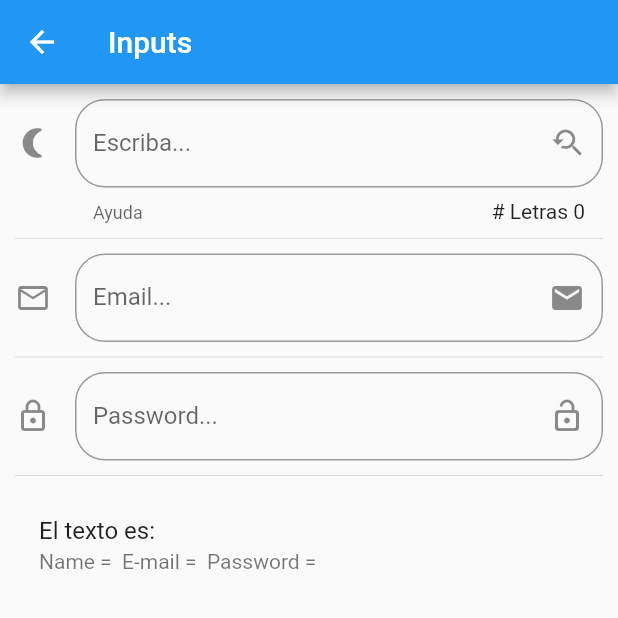
After one commit to DanielCeron-dc/flutter_first_await, a Flutter app: the InputPage screen opened by its route, on a phone screen of 412 x 824 dp, the top half of it. The commit adds this screen. Run offline on Flutter 3.47's test engine with Material 2 defaults, Android fonts, the phone set to English and light mode, and no system bars.

Commit message:
UpdateInputs

```diff
--- a/data/menu_opts.json
+++ b/data/menu_opts.json
@@ -20,6 +20,11 @@
             "ruta" : "animated_container",
             "icon" : "attractions",
             "texto": "Container Animado"
+        },
+        {
+            "ruta" : "input",
+            "icon" : "input",
+            "texto": "Inputs uwu"
         }
     ]
 }
--- a/lib/src/routes/routes.dart
+++ b/lib/src/routes/routes.dart
@@ -5,6 +5,7 @@ import 'package:flutter_first_await/src/screens/avatar_page.dart';
 import 'package:flutter_first_await/src/screens/card_page.dart';
 import 'package:flutter_first_await/src/screens/home_page.dart';
 import 'package:flutter_first_await/src/screens/animated_container_page.dart';
+import 'package:flutter_first_await/src/screens/input_page.dart';
 
 Map<String, WidgetBuilder> getPageRoutes() {
   return <String, WidgetBuilder>{
@@ -13,5 +14,6 @@ Map<String, WidgetBuilder> getPageRoutes() {
     'avatar': (BuildContext context) => AvatarPage(),
     'card': (BuildContext context) => CardPage(),
     "animated_container": (BuildContext context) => AnimatedPage(),
+    'input' : (BuildContext context) => InputPage(),
   };
 }
--- /dev/null
+++ b/lib/src/screens/input_page.dart
@@ -0,0 +1,97 @@
+import 'package:flutter/material.dart';
+
+class InputPage extends StatefulWidget {
+  @override
+  _InputPageState createState() => _InputPageState();
+}
+
+//! Sexo anal
+class _InputPageState extends State<InputPage> {
+  String _name = "";
+  String _email = "";
+  String _password = "";
+
+  @override
+  Widget build(BuildContext context) {
+    return Scaffold(
+        appBar: AppBar(title: Text('Inputs')),
+        body: ListView(
+          padding: EdgeInsets.all(10),
+          children: <Widget>[
+            _createInput(),
+            Divider(height: 20),
+            _createEmail(),
+            Divider(height: 20),
+            _createPassword(),
+            Divider(height: 20),
+            _createInfo(),
+          ],
+        ));
+  }
+
+  Widget _createInput() {
+    return TextField(
+      textCapitalization: TextCapitalization.sentences,
+      decoration: InputDecoration(
+        border: OutlineInputBorder(
+            borderRadius: BorderRadius.all(Radius.circular(20.0))),
+        counter: Text('# Letras ${_name.length}'),
+        hintText: 'Escriba Aqui. No sea estúpido',
+        helperText: 'Ayuda',
+        labelText: 'Escriba...',
+        suffixIcon: Icon(Icons.youtube_searched_for),
+        icon: Icon(Icons.nightlight_round),
+      ),
+      onChanged: (value) {
+        setState(() {
+          _name = value;
+        });
+      },
+    );
+  }
+
+  Widget _createEmail() {
+    return TextField(
+      keyboardType: TextInputType.emailAddress,
+      decoration: InputDecoration(
+        border: OutlineInputBorder(
+            borderRadius: BorderRadius.all(Radius.circular(20.0))),
+        labelText: 'Email...',
+        hintText: 'Email. No sea estúpido',
+        suffixIcon: Icon(Icons.email),
+        icon: Icon(Icons.email_outlined),
+      ),
+      onChanged: (value) {
+        setState(() {
+          _email = value;
+        });
+      },
+    );
+  }
+
+  Widget _createPassword() {
+    return TextField(
+      obscureText: true,
+      decoration: InputDecoration(
+        border: OutlineInputBorder(
+            borderRadius: BorderRadius.all(Radius.circular(20.0))),
+        labelText:'Password...',
+        hintText: 'Password. No sea estúpido',
+        suffixIcon: Icon(Icons.lock_open_rounded),
+        icon: Icon(Icons.lock_outlined),
+      ),
+      onChanged: (value) {
+        setState(() {
+          _password = value;
+        });
+      },
+    );
+  }
+
+  Widget _createInfo() {
+    return ListTile(
+      title: Text('El texto es: '),
+      subtitle: Text("Name = " + _name + " E-mail = " + _email + " Password = " + _password),
+    );
+  }
+}
--- a/lib/src/utils/icons_string_util.dart
+++ b/lib/src/utils/icons_string_util.dart
@@ -4,6 +4,8 @@ final Map<String, IconData> _iconMap = {
   "add_alert": Icons.add_alert,
   "accessibility": Icons.accessibility,
   "folder_open": Icons.folder_open,
+  "attractions" : Icons.attractions,
+  "input" : Icons.input,
 };
 
 Icon getIcon(String iconName) {
```
Also changed, not shown: lib/src/screens/avatar_page.dart (+6 -5 lines).
